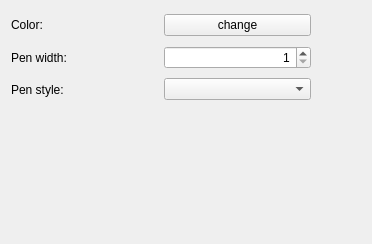
First picture: the form in src/ui/symbollayer/widget_simpleline.ui, repository qgis/QGIS, before the edit.
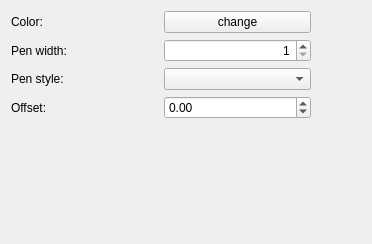
Second picture: the form after the edit. Custom widgets are drawn as their Qt base class.

Commit message: New property for simple line and marker line: offset!

```diff
--- a/src/ui/symbollayer/widget_simpleline.ui
+++ b/src/ui/symbollayer/widget_simpleline.ui
@@ -35,7 +35,7 @@
        </property>
       </widget>
      </item>
-     <item rowspan="3" row="0" column="2" >
+     <item row="0" column="2" rowspan="4">
       <spacer>
        <property name="orientation" >
         <enum>Qt::Horizontal</enum>
@@ -81,8 +81,22 @@
        </property>
       </widget>
      </item>
-     <item row="2" column="1" >
-      <widget class="QgsPenStyleComboBox" name="cboPenStyle" />
+     <item row="2" column="1">
+      <widget class="QgsPenStyleComboBox" name="cboPenStyle"/>
+     </item>
+     <item row="3" column="0">
+      <widget class="QLabel" name="label_4">
+       <property name="text">
+        <string>Offset:</string>
+       </property>
+      </widget>
+     </item>
+     <item row="3" column="1">
+      <widget class="QDoubleSpinBox" name="spinOffset">
+       <property name="minimum">
+        <double>-99.989999999999995</double>
+       </property>
+      </widget>
      </item>
     </layout>
    </item>
```
Left out of the diff: 63 changed lines with no effect on the pictures. The commit also changes 7 other files.
